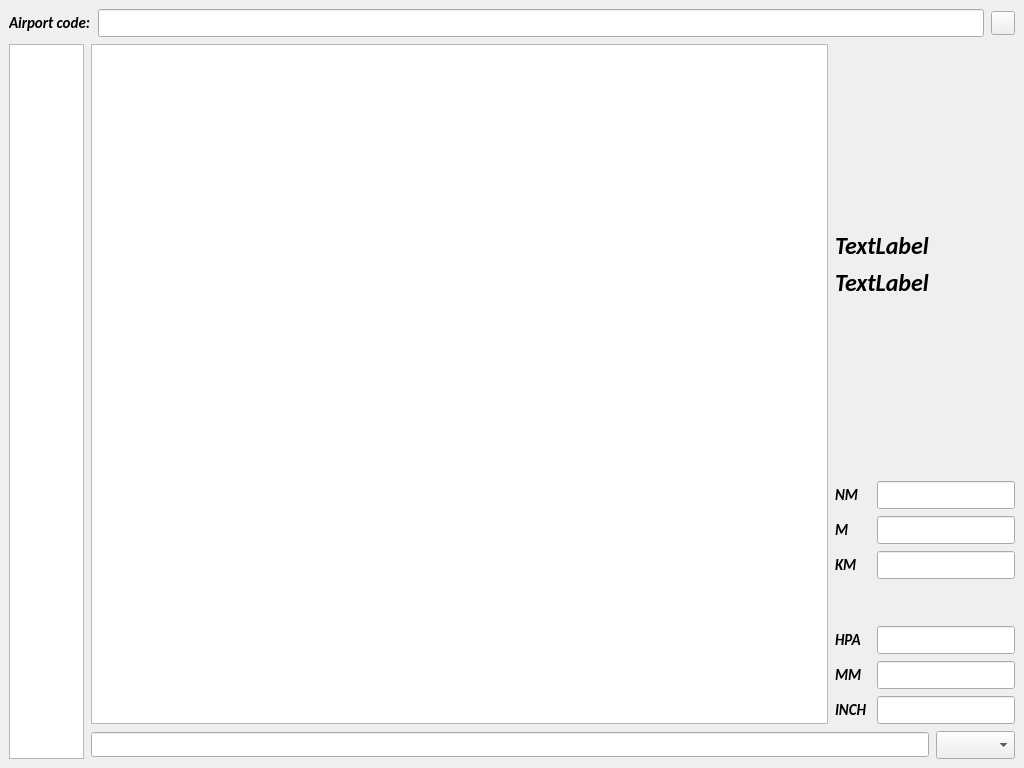
Qt form Designs/mainWindow.ui (Sergey207/Metar-decoder) before a commit.
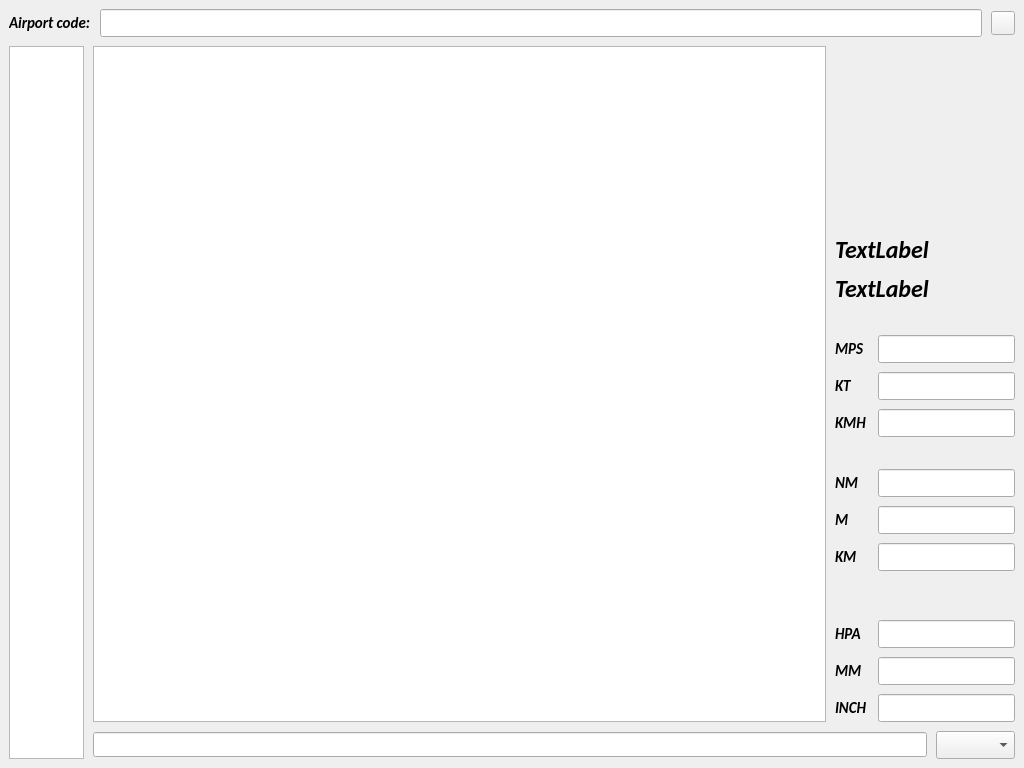
The same form after that commit.

Commit message: Added one more converter

Patch:
```diff
--- a/Designs/mainWindow.ui
+++ b/Designs/mainWindow.ui
@@ -28,9 +28,9 @@
    <string>Metar Decoder</string>
   </property>
   <widget class="QWidget" name="centralwidget">
-   <layout class="QVBoxLayout" name="verticalLayout">
+   <layout class="QVBoxLayout" name="verticalLayout_3">
     <property name="spacing">
-     <number>7</number>
+     <number>9</number>
     </property>
     <item>
      <layout class="QHBoxLayout" name="horizontalLayout">
@@ -66,23 +66,19 @@
      </layout>
     </item>
     <item>
-     <layout class="QHBoxLayout" name="horizontalLayout_6" stretch="0,1">
+     <layout class="QHBoxLayout" name="horizontalLayout_6">
       <item>
-       <layout class="QVBoxLayout" name="verticalLayout_5">
-        <item>
-         <widget class="QListWidget" name="lstQuickbar">
-          <property name="maximumSize">
-           <size>
-            <width>75</width>
-            <height>16777215</height>
-           </size>
-          </property>
-         </widget>
-        </item>
-       </layout>
+       <widget class="QListWidget" name="lstQuickbar">
+        <property name="maximumSize">
+         <size>
+          <width>75</width>
+          <height>16777215</height>
+         </size>
+        </property>
+       </widget>
       </item>
       <item>
-       <layout class="QVBoxLayout" name="verticalLayout_4">
+       <layout class="QVBoxLayout" name="verticalLayout_2">
         <item>
          <layout class="QHBoxLayout" name="horizontalLayout_5" stretch="1,0">
           <item>
@@ -111,7 +107,7 @@
            </widget>
           </item>
           <item>
-           <layout class="QVBoxLayout" name="verticalLayout_2">
+           <layout class="QVBoxLayout" name="verticalLayout">
             <item>
              <widget class="QLabel" name="lblArrow">
               <property name="minimumSize">
@@ -164,6 +160,61 @@
               </property>
              </widget>
             </item>
+            <item>
+             <spacer name="verticalSpacer_5">
+              <property name="orientation">
+               <enum>Qt::Vertical</enum>
+              </property>
+              <property name="sizeHint" stdset="0">
+               <size>
+                <width>20</width>
+                <height>40</height>
+               </size>
+              </property>
+             </spacer>
+            </item>
+            <item>
+             <layout class="QHBoxLayout" name="horizontalLayout_18" stretch="1,4">
+              <item>
+               <widget class="QLabel" name="label_10">
+                <property name="text">
+                 <string>MPS</string>
+                </property>
+               </widget>
+              </item>
+              <item>
+               <widget class="QLineEdit" name="edtMPS"/>
+              </item>
+             </layout>
+            </item>
+            <item>
+             <layout class="QHBoxLayout" name="horizontalLayout_16" stretch="1,4">
+              <item>
+               <widget class="QLabel" name="label_8">
+                <property name="text">
+                 <string>KT</string>
+                </property>
+               </widget>
+              </item>
+              <item>
+               <widget class="QLineEdit" name="edtKT"/>
+              </item>
+             </layout>
+            </item>
+            <item>
+             <layout class="QHBoxLayout" name="horizontalLayout_17" stretch="1,4">
+              <item>
+               <widget class="QLabel" name="label_9">
+                <property name="text">
+                 <string>KMH</string>
+                </property>
+               </widget>
+              </item>
+              <item>
+               <widget class="QLineEdit" name="edtKMH"/>
+              </item>
+             </layout>
+            </item>
             <item>
              <spacer name="verticalSpacer_4">
               <property name="orientation">
```
The commit also changes 2 other files.
